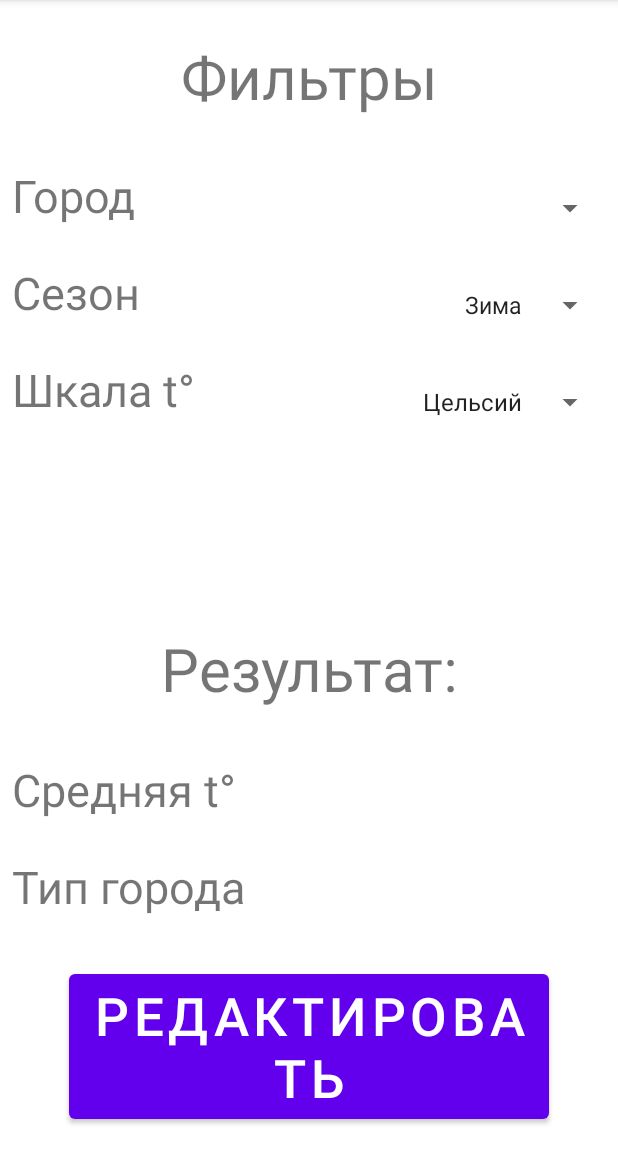
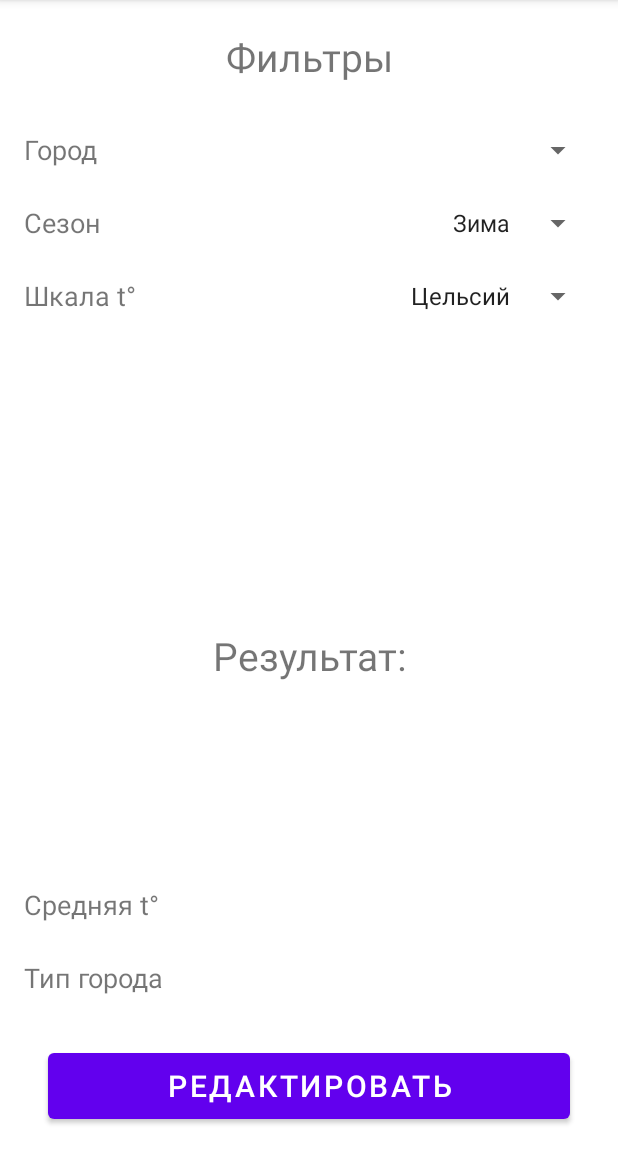
Before and after one commit to TempalovVictor/Weather, an Android app: the screen it shows after launch (MainActivity), on a phone screen of 412 x 824 dp, the part 84-1236 px from its top. Run offline under Robolectric (Android 15) with nearby library versions, the phone set to English and light mode, and no system bars; our stand-ins replace Room's generated code.

Commit message:
code review

```diff
--- /dev/null
+++ b/app/src/main/java/com/tempvic/weather/Const.java
@@ -0,0 +1,6 @@
+package com.tempvic.weather;
+
+public class Const {
+    public final static int DEFAULT_TABLE_INT = 0;
+    public final static String DEFAULT_STRING = "";
+}
--- a/app/src/main/java/com/tempvic/weather/ICityItemCallback.java
+++ b/app/src/main/java/com/tempvic/weather/ICityItemCallback.java
@@ -1,5 +1,5 @@
 package com.tempvic.weather;
 
 public interface ICityItemCallback {
-    public void onTriggerItem(int idItem);
+    void onTriggerItem(int idItem);
 }
--- a/app/src/main/java/com/tempvic/weather/dataUsage/SimpleListAdapter.java
+++ b/app/src/main/java/com/tempvic/weather/dataUsage/SimpleListAdapter.java
@@ -12,7 +12,7 @@ import java.util.ArrayList;
 
 public abstract class SimpleListAdapter extends RecyclerView.Adapter<RecyclerView.ViewHolder>
         implements IBaseListAdapter {
-    private final ArrayList<IBaseListItem> items = new ArrayList();
+    private final ArrayList<IBaseListItem> items = new ArrayList<IBaseListItem>();
 
     public final ArrayList<IBaseListItem> getItems() {
         return this.items;
--- a/app/src/main/java/com/tempvic/weather/database/CitiesInfoDao.java
+++ b/app/src/main/java/com/tempvic/weather/database/CitiesInfoDao.java
@@ -5,6 +5,7 @@ import androidx.room.Dao;
 import androidx.room.Delete;
 import androidx.room.Entity;
 import androidx.room.Insert;
+import androidx.room.OnConflictStrategy;
 import androidx.room.Query;
 import androidx.room.Update;
 
@@ -16,23 +17,17 @@ public interface CitiesInfoDao {
     @Query("SELECT * FROM CitiesInfoTable")
     List<CitiesInfoTable> getAll();
 
-    @Query("SELECT * FROM CitiesInfoTable WHERE cityID = :id")
-    List<CitiesInfoTable> getAllByID(long id);
-
     @Query("SELECT * FROM CitiesInfoTable WHERE cityId = :id")
     CitiesInfoTable getById(long id);
 
     @Query("SELECT cityId FROM CitiesInfoTable WHERE UPPER(cityName) = UPPER(:cityName)")
     int getId(String cityName);
 
-    @Insert
+    @Insert(onConflict = OnConflictStrategy.REPLACE)
     void insert(CitiesInfoTable citiesInfoTable);
 
-    @Insert
+    @Insert(onConflict = OnConflictStrategy.REPLACE)
     void insertList(Iterable<CitiesInfoTable> citiesInfoTables);
-
-    @Update
-    void update(CitiesInfoTable citiesInfoTable);
 
     @Delete
     void delete(CitiesInfoTable citiesInfoTable);
--- a/app/src/main/java/com/tempvic/weather/database/CitiesInfoDatabase.java
+++ b/app/src/main/java/com/tempvic/weather/database/CitiesInfoDatabase.java
@@ -3,7 +3,7 @@ package com.tempvic.weather.database;
 import androidx.room.Database;
 import androidx.room.RoomDatabase;
 
-@Database(entities = {CitiesInfoTable.class}, version = 1)
+@Database(entities = {CitiesInfoTable.class}, version = 1, exportSchema = false)
 public abstract class CitiesInfoDatabase extends RoomDatabase {
     public abstract CitiesInfoDao citiesInfoDao();
 }
--- a/app/src/main/java/com/tempvic/weather/fragments/FilterFragment.java
+++ b/app/src/main/java/com/tempvic/weather/fragments/FilterFragment.java
@@ -4,6 +4,7 @@ import android.os.Bundle;
 import android.view.LayoutInflater;
 import android.view.View;
 import android.view.ViewGroup;
+import android.widget.Button;
 
 import androidx.annotation.NonNull;
 import androidx.annotation.Nullable;
@@ -22,6 +23,17 @@ public class FilterFragment extends Fragment {
     @Override
     public void onViewCreated(@NonNull View view, @Nullable Bundle savedInstanceState) {
         super.onViewCreated(view, savedInstanceState);
+
+        Button btn = view.findViewById(R.id.btn_edit);
+        btn.setOnClickListener(v -> {
+            CityListFragment fragment = new CityListFragment();
+            getActivity().getSupportFragmentManager()
+                    .beginTransaction()
+                    .replace(R.id.container_fragment_root, fragment, "CityListFragment")
+                    .addToBackStack("CityListFragment")
+                    .commit();
+
+        });
     }
 
 }
--- a/app/src/main/res/layout/fragment_city_list.xml
+++ b/app/src/main/res/layout/fragment_city_list.xml
@@ -38,7 +38,6 @@
         android:layout_marginBottom="16dp"
         android:background="@null"
         android:drawableStart="@drawable/ic_add"
-        android:onClick="onClickAddCity"
         android:text="@string/btn_add"
         android:textSize="26sp"
         app:layout_constraintBottom_toBottomOf="parent"
--- a/app/src/main/res/layout/fragment_detail_city.xml
+++ b/app/src/main/res/layout/fragment_detail_city.xml
@@ -46,14 +46,17 @@
     <androidx.recyclerview.widget.RecyclerView
         android:id="@+id/rv_month_temp"
         android:layout_width="match_parent"
-        android:layout_height="512dp"
+        android:layout_height="0dp"
         android:layout_marginStart="32dp"
         android:layout_marginTop="8dp"
         android:layout_marginEnd="32dp"
+        app:layout_constraintBottom_toTopOf="@+id/btn_save"
         app:layout_constraintEnd_toEndOf="parent"
         app:layout_constraintHorizontal_bias="0.0"
         app:layout_constraintStart_toStartOf="parent"
         app:layout_constraintTop_toBottomOf="@+id/tv_temp_scale"
+        app:layout_constraintVertical_bias="0.0"
+        tools:itemCount="20"
         tools:listitem="@layout/item_detail_city" />
 
     <Button
--- a/app/src/main/res/layout/fragment_filter.xml
+++ b/app/src/main/res/layout/fragment_filter.xml
@@ -12,9 +12,9 @@
         android:id="@+id/tv_filter"
         android:layout_width="wrap_content"
         android:layout_height="wrap_content"
-        android:layout_marginTop="24dp"
+        android:layout_marginTop="20dp"
         android:text="@string/tv_filters"
-        android:textSize="40sp"
+        android:textSize="26sp"
         app:layout_constraintEnd_toEndOf="parent"
         app:layout_constraintStart_toStartOf="parent"
         app:layout_constraintTop_toTopOf="parent" />
@@ -23,10 +23,10 @@
         android:id="@+id/tv_city"
         android:layout_width="wrap_content"
         android:layout_height="wrap_content"
-        android:layout_marginStart="8dp"
+        android:layout_marginStart="16dp"
         android:layout_marginTop="32dp"
         android:text="@string/tv_city"
-        android:textSize="30sp"
+        android:textSize="18sp"
         app:layout_constraintStart_toStartOf="parent"
         app:layout_constraintTop_toBottomOf="@+id/tv_filter" />
 
@@ -34,21 +34,22 @@
         android:id="@+id/sp_city"
         android:layout_width="wrap_content"
         android:layout_height="wrap_content"
-        android:layout_marginEnd="8dp"
-        android:textSize="40sp"
+        android:layout_gravity="center_vertical|end"
+        android:layout_marginEnd="16dp"
         android:gravity="end"
-        android:layout_gravity="center_vertical|end"
+        android:textSize="16sp"
         app:layout_constraintBottom_toBottomOf="@+id/tv_city"
-        app:layout_constraintEnd_toEndOf="parent" />
+        app:layout_constraintEnd_toEndOf="parent"
+        app:layout_constraintTop_toTopOf="@+id/tv_city" />
 
     <TextView
         android:id="@+id/tv_season"
         android:layout_width="wrap_content"
         android:layout_height="wrap_content"
-        android:layout_marginStart="8dp"
+        android:layout_marginStart="16dp"
         android:layout_marginTop="24dp"
         android:text="@string/tv_season"
-        android:textSize="30sp"
+        android:textSize="18sp"
         app:layout_constraintStart_toStartOf="parent"
         app:layout_constraintTop_toBottomOf="@+id/tv_city" />
 
@@ -56,22 +57,23 @@
         android:id="@+id/sp_season"
         android:layout_width="wrap_content"
         android:layout_height="wrap_content"
-        android:layout_marginEnd="8dp"
+        android:layout_gravity="center_vertical|end"
+        android:layout_marginEnd="16dp"
         android:entries="@array/seasons"
-        android:layout_gravity="center_vertical|end"
         android:gravity="end"
-        android:textSize="40sp"
+        android:textSize="16sp"
         app:layout_constraintBottom_toBottomOf="@+id/tv_season"
-        app:layout_constraintEnd_toEndOf="parent" />
+        app:layout_constraintEnd_toEndOf="parent"
+        app:layout_constraintTop_toTopOf="@+id/tv_season" />
 
     <TextView
         android:id="@+id/tv_temp_scale"
         android:layout_width="wrap_content"
         android:layout_height="wrap_content"
-        android:layout_marginStart="8dp"
+        android:layout_marginStart="16dp"
         android:layout_marginTop="24dp"
         android:text="@string/tv_temp_scale"
-        android:textSize="30sp"
+        android:textSize="18sp"
         app:layout_constraintStart_toStartOf="parent"
         app:layout_constraintTop_toBottomOf="@+id/tv_season" />
 
@@ -79,13 +81,14 @@
         android:id="@+id/sp_temp_scale"
         android:layout_width="wrap_content"
         android:layout_height="wrap_content"
-        android:layout_marginEnd="8dp"
-        android:textSize="40sp"
+        android:layout_gravity="center_vertical|end"
+        android:layout_marginEnd="16dp"
+        android:entries="@array/scale_of_temp"
         android:gravity="end"
-        android:layout_gravity="center_vertical|end"
-        android:entries="@array/scale_of_temp"
+        android:textSize="16sp"
         app:layout_constraintBottom_toBottomOf="@+id/tv_temp_scale"
-        app:layout_constraintEnd_toEndOf="parent" />
+        app:layout_constraintEnd_toEndOf="parent"
+        app:layout_constraintTop_toTopOf="@+id/tv_temp_scale" />
 
     <TextView
         android:id="@+id/tv_result"
@@ -93,7 +96,7 @@
         android:layout_height="wrap_content"
         android:layout_marginBottom="32dp"
         android:text="@string/tv_result"
-        android:textSize="40sp"
+        android:textSize="26sp"
         android:gravity="end"
         app:layout_constraintBottom_toTopOf="@+id/btn_edit"
         app:layout_constraintEnd_toEndOf="parent"
@@ -105,10 +108,10 @@
         android:id="@+id/tv_temp_avg"
         android:layout_width="wrap_content"
         android:layout_height="wrap_content"
-        android:layout_marginStart="8dp"
+        android:layout_marginStart="16dp"
         android:layout_marginBottom="24dp"
         android:text="@string/tv_avg_temp"
-        android:textSize="30sp"
+        android:textSize="18sp"
         app:layout_constraintBottom_toTopOf="@+id/tv_city_type"
         app:layout_constraintStart_toStartOf="parent" />
 
@@ -116,10 +119,10 @@
         android:id="@+id/tv_city_type"
         android:layout_width="wrap_content"
         android:layout_height="wrap_content"
-        android:layout_marginStart="8dp"
+        android:layout_marginStart="16dp"
         android:layout_marginBottom="32dp"
         android:text="@string/tv_type_of_city"
-        android:textSize="30sp"
+        android:textSize="18sp"
         app:layout_constraintBottom_toTopOf="@+id/btn_edit"
         app:layout_constraintStart_toStartOf="parent" />
 
@@ -145,12 +148,13 @@
 
     <Button
         android:id="@+id/btn_edit"
-        android:layout_width="wrap_content"
-        android:layout_height="wrap_content"
+        android:layout_width="0dp"
+        android:layout_height="56dp"
+        android:layout_marginStart="32dp"
+        android:layout_marginEnd="32dp"
         android:layout_marginBottom="16dp"
-        android:onClick="onClickEdit"
         android:text="@string/btn_edit"
-        android:textSize="35sp"
+        android:textSize="20sp"
         app:layout_constraintBottom_toBottomOf="parent"
         app:layout_constraintEnd_toEndOf="parent"
         app:layout_constraintStart_toStartOf="parent" />
--- a/app/src/main/res/values/strings.xml
+++ b/app/src/main/res/values/strings.xml
@@ -49,7 +49,7 @@
         <item>Кельвин</item>
     </string-array>
 
-    <string-array name="month">
+    <string-array name="array_months">
         <item>Январь</item>
         <item>Февраль</item>
         <item>Март</item>
--- a/build.gradle
+++ b/build.gradle
@@ -5,7 +5,7 @@ buildscript {
         jcenter()
     }
     dependencies {
-        classpath "com.android.tools.build:gradle:4.1.1"
+        classpath "com.android.tools.build:gradle:4.0.2"
 
         // NOTE: Do not place your application dependencies here; they belong
         // in the individual module build.gradle files
```
Also changed, not shown: app/src/main/java/com/tempvic/weather/DatabaseHelper.java (+14 -14 lines), app/src/main/java/com/tempvic/weather/dataUsage/DetailCityAdapter.java (+19 -15 lines), app/src/main/java/com/tempvic/weather/dataUsage/DetailCityItem.java (+0 -17 lines), app/src/main/java/com/tempvic/weather/database/CitiesInfoTable.java (+17 -52 lines), app/src/main/java/com/tempvic/weather/fragments/CityListFragment.java (+52 -34 lines), app/src/main/java/com/tempvic/weather/fragments/DetailCityFragment.java (+80 -120 lines), app/src/main/java/com/tempvic/weather/main/MainActivity.java (+3 -20 lines).
